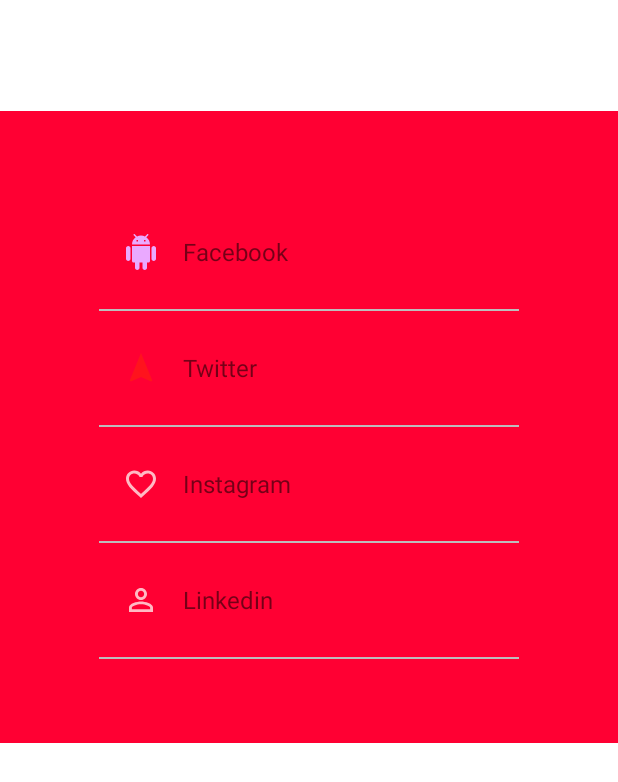
After one commit to Bioman1464/MORE, an Android app: the layout bottom_sheet_card_layout.xml on its own in the app's theme, with its tools: preview values and no code run, on a phone screen of 412 x 824 dp. The commit adds this screen. Shown: the top 782 px of the screen. Run offline under Robolectric (Android 15) with nearby library versions, the phone set to English and light mode, and no system bars.

Commit message:
feat: CollapsingMenu

```diff
--- /dev/null
+++ b/app/src/main/java/bonch/dev/more/ui/fab_scroll_behaviour.kt
@@ -0,0 +1,6 @@
+package bonch.dev.more.ui
+
+import com.google.android.material.floatingactionbutton.FloatingActionButton
+
+class FabBehaviour : FloatingActionButton.Behavior () {
+}
--- /dev/null
+++ b/app/src/main/res/drawable/ic_baseline_favorite_border_24.xml
@@ -0,0 +1,5 @@
+<vector android:height="24dp" android:tint="#FFBAC4"
+    android:viewportHeight="24.0" android:viewportWidth="24.0"
+    android:width="24dp" xmlns:android="http://schemas.android.com/apk/res/android">
+    <path android:fillColor="@android:color/white" android:pathData="M16.5,3c-1.74,0 -3.41,0.81 -4.5,2.09C10.91,3.81 9.24,3 7.5,3 4.42,3 2,5.42 2,8.5c0,3.78 3.4,6.86 8.55,11.54L12,21.35l1.45,-1.32C18.6,15.36 22,12.28 22,8.5 22,5.42 19.58,3 16.5,3zM12.1,18.55l-0.1,0.1 -0.1,-0.1C7.14,14.24 4,11.39 4,8.5 4,6.5 5.5,5 7.5,5c1.54,0 3.04,0.99 3.57,2.36h1.87C13.46,5.99 14.96,5 16.5,5c2,0 3.5,1.5 3.5,3.5 0,2.89 -3.14,5.74 -7.9,10.05z"/>
+</vector>
--- /dev/null
+++ b/app/src/main/res/drawable/ic_baseline_person_outline_24.xml
@@ -0,0 +1,5 @@
+<vector android:height="24dp" android:tint="#FFBAC4"
+    android:viewportHeight="24.0" android:viewportWidth="24.0"
+    android:width="24dp" xmlns:android="http://schemas.android.com/apk/res/android">
+    <path android:fillColor="@android:color/white" android:pathData="M12,5.9c1.16,0 2.1,0.94 2.1,2.1s-0.94,2.1 -2.1,2.1S9.9,9.16 9.9,8s0.94,-2.1 2.1,-2.1m0,9c2.97,0 6.1,1.46 6.1,2.1v1.1L5.9,18.1L5.9,17c0,-0.64 3.13,-2.1 6.1,-2.1M12,4C9.79,4 8,5.79 8,8s1.79,4 4,4 4,-1.79 4,-4 -1.79,-4 -4,-4zM12,13c-2.67,0 -8,1.34 -8,4v3h16v-3c0,-2.66 -5.33,-4 -8,-4z"/>
+</vector>
--- /dev/null
+++ b/app/src/main/res/layout/bottom_sheet_card_layout.xml
@@ -0,0 +1,124 @@
+<?xml version="1.0" encoding="utf-8"?>
+<androidx.constraintlayout.widget.ConstraintLayout xmlns:android="http://schemas.android.com/apk/res/android"
+    xmlns:app="http://schemas.android.com/apk/res-auto"
+    app:layout_behavior="@string/bottom_sheet_behavior"
+    android:id="@+id/bottomSheet"
+    android:layout_width="match_parent"
+    android:layout_height="wrap_content"
+    app:behavior_hideable="false"
+    app:behavior_peekHeight="84dp"
+    android:elevation="-1dp"
+    >
+
+    <LinearLayout
+        android:orientation="horizontal"
+        app:layout_constraintTop_toTopOf="parent"
+        app:layout_constraintLeft_toLeftOf="parent"
+        app:layout_constraintRight_toRightOf="parent"
+        android:id="@+id/emptySpace"
+        android:layout_width="match_parent"
+        android:layout_height="74dp"/>
+
+    <LinearLayout
+        android:background="#FF0033"
+        android:orientation="vertical"
+        app:layout_constraintTop_toBottomOf="@id/emptySpace"
+        android:id="@+id/contentBottomSheet"
+        android:layout_width="match_parent"
+        android:layout_height="wrap_content"
+        android:padding="56dp">
+        <TextView
+            android:layout_margin="10dp"
+            android:id="@+id/textViewFacebook"
+            android:layout_width="match_parent"
+            android:layout_height="wrap_content"
+            android:fontFamily="sans-serif"
+            android:padding="16dp"
+            android:gravity="center_vertical"
+            android:drawablePadding="16dp"
+            app:layout_constraintTop_toBottomOf="parent"
+            android:drawableLeft="@drawable/ic_android_black_24dp"
+            android:drawableStart="@drawable/ic_android_black_24dp"
+            android:text="Facebook"
+            android:textSize="16sp" />
+
+        <View
+            android:layout_marginHorizontal="10dp"
+            android:id="@+id/facebookView"
+            android:layout_width="match_parent"
+            android:layout_height="1dp"
+            android:background="#bdbdbd"
+            app:layout_constraintTop_toBottomOf="@id/textViewFacebook" />
+
+        <TextView
+            android:layout_margin="10dp"
+            android:id="@+id/textViewTwitter"
+            android:layout_width="match_parent"
+            android:layout_height="wrap_content"
+            android:fontFamily="sans-serif"
+            android:padding="16dp"
+            android:text="Twitter"
+            android:gravity="center_vertical"
+            android:drawablePadding="16dp"
+            android:drawableLeft="@drawable/ic_baseline_navigation_24"
+            android:drawableStart="@drawable/ic_baseline_navigation_24"
+            android:textSize="16sp"
+            app:layout_constraintTop_toBottomOf="@id/facebookView" />
+
+        <View
+            android:layout_marginHorizontal="10dp"
+            android:id="@+id/twitterView"
+            android:layout_width="match_parent"
+            android:layout_height="1dp"
+            android:background="#bdbdbd"
+            app:layout_constraintTop_toBottomOf="@id/textViewTwitter" />
+
+        <TextView
+            android:layout_margin="10dp"
+
+            android:id="@+id/textViewInstagram"
+            android:layout_width="match_parent"
+            android:layout_height="wrap_content"
+            android:fontFamily="sans-serif"
+            android:padding="16dp"
+            android:gravity="center_vertical"
+            android:drawablePadding="16dp"
+            android:drawableLeft="@drawable/ic_baseline_favorite_border_24"
+            android:drawableStart="@drawable/ic_baseline_favorite_border_24"
+            android:text="Instagram"
+            android:textSize="16sp"
+            app:layout_constraintTop_toBottomOf="@id/twitterView" />
+
+        <View
+            android:layout_marginHorizontal="10dp"
+            android:id="@+id/instagramView"
+            android:layout_width="match_parent"
+            android:layout_height="1dp"
+            android:background="#bdbdbd"
+            app:layout_constraintTop_toBottomOf="@id/textViewInstagram" />
+
+        <TextView
+            android:layout_margin="10dp"
+            android:id="@+id/textViewLinkedin"
+            android:layout_width="match_parent"
+            android:layout_height="wrap_content"
+            android:fontFamily="sans-serif"
+            android:padding="16dp"
+            android:gravity="center_vertical"
+            android:drawablePadding="16dp"
+            android:drawableLeft="@drawable/ic_baseline_person_outline_24"
+            android:drawableStart="@drawable/ic_baseline_person_outline_24"
+            android:text="Linkedin"
+            android:textSize="16sp"
+            app:layout_constraintTop_toBottomOf="@id/instagramView" />
+
+        <View
+            android:layout_marginHorizontal="10dp"
+            android:layout_width="match_parent"
+            android:layout_height="1dp"
+            android:background="#bdbdbd"
+            app:layout_constraintTop_toBottomOf="@id/textViewLinkedin" />
+
+    </LinearLayout>
+
+</androidx.constraintlayout.widget.ConstraintLayout>
--- a/app/src/main/res/menu/bottomappbar_menu.xml
+++ b/app/src/main/res/menu/bottomappbar_menu.xml
@@ -7,7 +7,7 @@
     <!-- RIGHT ITEM -->
     <item
         android:id="@+id/app_bar_fav"
-        android:icon="@drawable/ic_android_black_24dp"
+        android:icon="@drawable/ic_baseline_person_outline_24"
         android:title="Profile"
         app:showAsAction="ifRoom"/>
 
--- /dev/null
+++ b/app/src/main/res/values/dimens.xml
@@ -0,0 +1,4 @@
+<?xml version="1.0" encoding="utf-8"?>
+<resources>
+    <dimen name="fab_margin">0</dimen>
+</resources>
```
Also changed, not shown: app/src/main/java/bonch/dev/more/ui/BottomNavigationViewBehavior.kt (added, +54 -0 lines), app/src/main/java/bonch/dev/more/ui/activities/MainActivity.kt (+87 -0 lines), app/src/main/res/layout/activity_main.xml (+24 -22 lines), app/src/main/res/layout/content_main.xml (added, +23 -0 lines), 110 other files.
